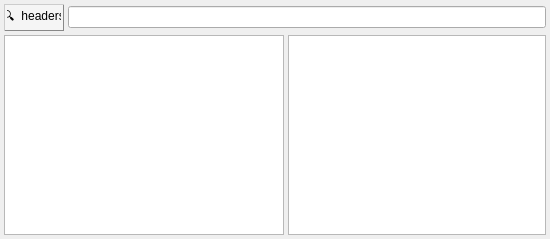
Old version of the form QtSLiM/QtSLiMHelpWindow.ui in the repository MesserLab/SLiM.
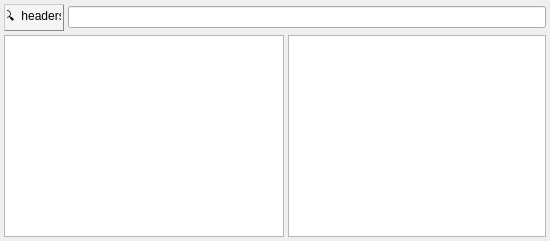
New version of the form.

Commit message: fix widget focus policies

```diff
--- a/QtSLiM/QtSLiMHelpWindow.ui
+++ b/QtSLiM/QtSLiMHelpWindow.ui
@@ -7,7 +7,7 @@
     <x>0</x>
     <y>0</y>
     <width>550</width>
-    <height>235</height>
+    <height>241</height>
    </rect>
   </property>
   <property name="windowTitle">
```
Left out of the diff: 3 changed lines with no effect on the pictures. The commit also changes 4 other files.
